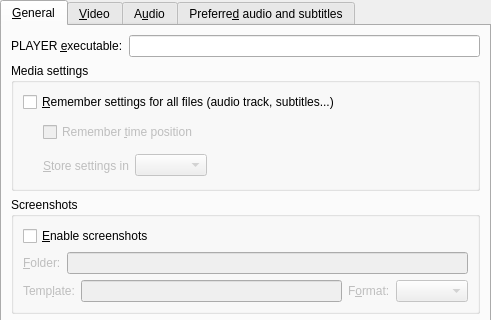
First picture: the form in src/prefgeneral.ui, repository smplayer-dev/smplayer, before the edit; both pictures show x 0 to 491 and y 0 to 320 of the 491 by 554 pixel window.
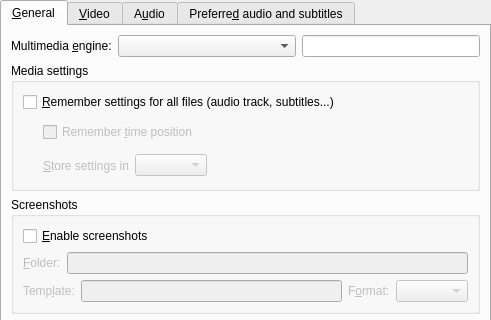
Second picture: the form after the edit. Custom widgets are drawn as their Qt base class.

Commit message: Add a combo in preferences -> general to choose mplayer or mpv

```diff
--- a/src/prefgeneral.ui
+++ b/src/prefgeneral.ui
@@ -32,7 +32,7 @@
          <item>
           <widget class="QLabel" name="executable_label">
            <property name="text">
-            <string notr="true">PLAYER &amp;executable:</string>
+            <string notr="true">Multimedia &amp;engine:</string>
            </property>
            <property name="wordWrap">
             <bool>false</bool>
@@ -42,6 +42,16 @@
            </property>
           </widget>
          </item>
+         <item>
+          <widget class="QComboBox" name="player_combo">
+           <property name="sizePolicy">
+            <sizepolicy hsizetype="MinimumExpanding" vsizetype="Fixed">
+             <horstretch>0</horstretch>
+             <verstretch>0</verstretch>
+            </sizepolicy>
+           </property>
+          </widget>
+         </item>
          <item>
           <widget class="FileChooser" name="mplayerbin_edit"/>
          </item>
```
Left out of the diff: 1 changed line with no effect on the pictures. The commit also changes 2 other files.
